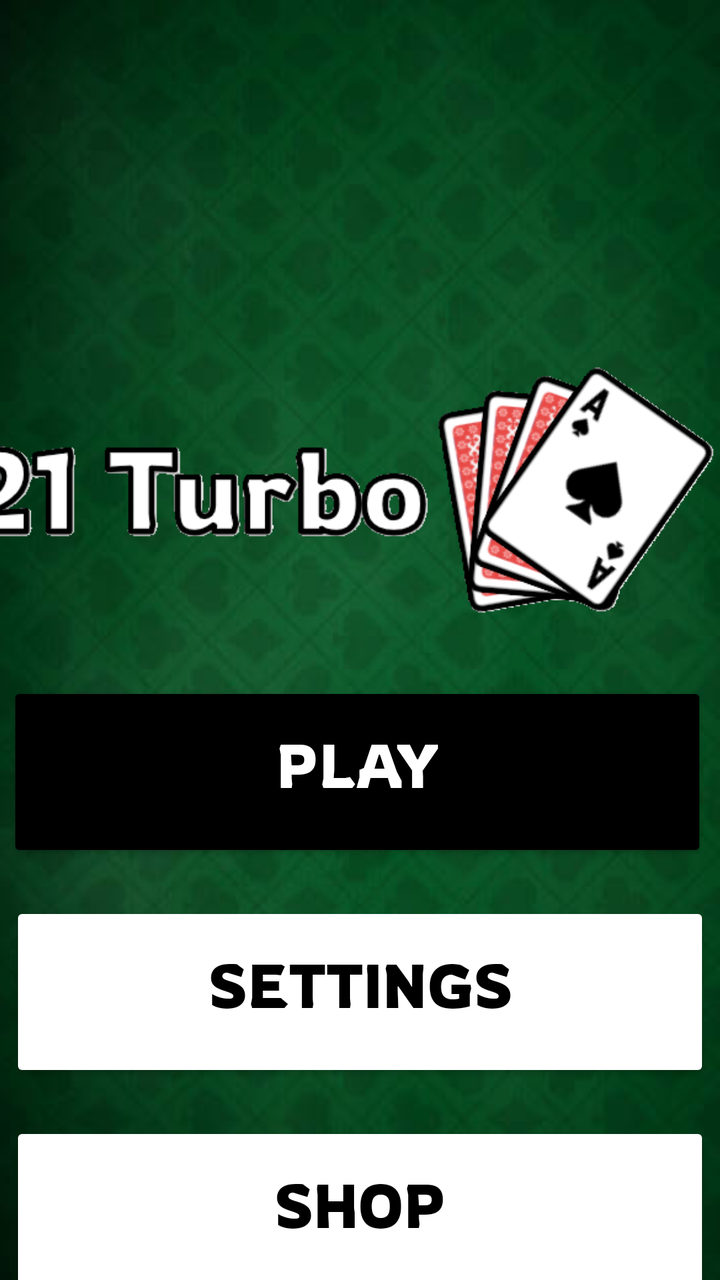
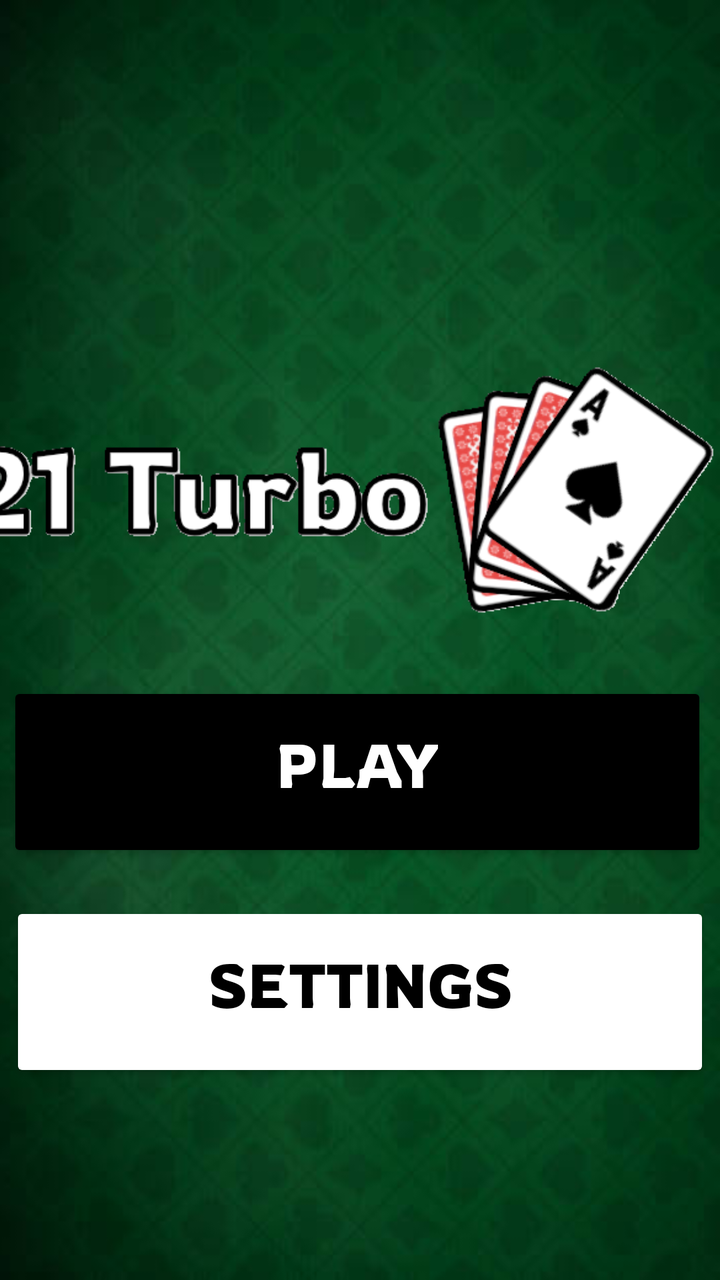

Screens rendered from an Android XML layout before and after an edit, with the pre-edit source and the edit as a unified diff.
<!-- AndroidManifest.xml: application theme Theme._21Turbo -->
<!-- res/layout/screen_main.xml -->
<?xml version="1.0" encoding="utf-8"?>
<androidx.constraintlayout.widget.ConstraintLayout xmlns:android="http://schemas.android.com/apk/res/android"
    xmlns:app="http://schemas.android.com/apk/res-auto"
    xmlns:tools="http://schemas.android.com/tools"
    android:id="@+id/main"
    android:layout_width="match_parent"
    android:layout_height="match_parent"
    android:background="@drawable/table_background"
    tools:context=".MainActivity"
    tools:layout_editor_absoluteX="-18dp"
    tools:layout_editor_absoluteY="-48dp">

    <ImageView
        android:id="@+id/imageView"
        android:layout_width="455dp"
        android:layout_height="410dp"
        android:layout_marginTop="60dp"
        app:layout_constraintEnd_toEndOf="parent"
        app:layout_constraintHorizontal_bias="0.795"
        app:layout_constraintStart_toStartOf="parent"
        app:layout_constraintTop_toTopOf="parent"
        app:srcCompat="@drawable/game_logo" />

    <Button
        android:id="@+id/playButton"
        android:layout_width="wrap_content"
        android:layout_height="wrap_content"
        android:layout_marginStart="160dp"
        android:layout_marginTop="341dp"
        android:layout_marginEnd="163dp"
        android:text="Play"
        android:fontFamily="@font/rowdies_regular"
        android:textSize="30sp"
        android:textColor="#FFFFFF"
        android:backgroundTint="#000000"
        android:width="350dp"
        android:height="90dp"
        app:shapeAppearanceOverlay="@style/LessRoundButton"
        app:layout_constraintEnd_toEndOf="parent"
        app:layout_constraintStart_toStartOf="parent"
        app:layout_constraintTop_toTopOf="parent" />

    <Button
        android:id="@+id/settingsButton"
        android:layout_width="wrap_content"
        android:layout_height="wrap_content"
        android:text="Settings"
        android:fontFamily="@font/rowdies_regular"
        android:textSize="30sp"
        android:textColor="#000000"
        android:backgroundTint="#FFFFFF"
        android:width="350dp"
        android:height="90dp"
        app:shapeAppearanceOverlay="@style/LessRoundButton"
        app:layout_constraintEnd_toEndOf="parent"
        app:layout_constraintStart_toStartOf="parent"
        app:layout_constraintTop_toBottomOf="@id/playButton"
        android:layout_marginTop="20dp"/>

    <Button
        android:id="@+id/shopButton"
        android:layout_width="wrap_content"
        android:layout_height="wrap_content"
        android:text="Shop"
        android:fontFamily="@font/rowdies_regular"
        android:textSize="30sp"
        android:textColor="#000000"
        android:backgroundTint="#FFFFFF"
        android:width="350dp"
        android:height="90dp"
        app:shapeAppearanceOverlay="@style/LessRoundButton"
        app:layout_constraintEnd_toEndOf="parent"
        app:layout_constraintStart_toStartOf="parent"
        app:layout_constraintTop_toBottomOf="@id/settingsButton"
        android:layout_marginTop="20dp"/>

    <androidx.constraintlayout.widget.Guideline
        android:id="@+id/guideline"
        android:layout_width="wrap_content"
        android:layout_height="wrap_content" />

</androidx.constraintlayout.widget.ConstraintLayout>
<!-- resources referenced by this layout -->
<resources>
  <!-- drawable game_logo: png bitmap (drawable, 50995 bytes) -->
  <!-- drawable table_background: png bitmap (drawable, 149849 bytes) -->
  <style name="LessRoundButton" parent="ShapeAppearance.MaterialComponents.SmallComponent">
      <item name="cornerSize">16dp</item></style>
  <style name="Theme._21Turbo" parent="Base.Theme._21Turbo" />
  <style name="Base.Theme._21Turbo" parent="Theme.Material3.DayNight.NoActionBar">
          
          
      </style>
</resources>

<!-- the commit's change to res/layout/screen_main.xml (unified diff, before → after) -->
@@ -57,23 +57,6 @@
         app:layout_constraintTop_toBottomOf="@id/playButton"
         android:layout_marginTop="20dp"/>
 
-    <Button
-        android:id="@+id/shopButton"
-        android:layout_width="wrap_content"
-        android:layout_height="wrap_content"
-        android:text="Shop"
-        android:fontFamily="@font/rowdies_regular"
-        android:textSize="30sp"
-        android:textColor="#000000"
-        android:backgroundTint="#FFFFFF"
-        android:width="350dp"
-        android:height="90dp"
-        app:shapeAppearanceOverlay="@style/LessRoundButton"
-        app:layout_constraintEnd_toEndOf="parent"
-        app:layout_constraintStart_toStartOf="parent"
-        app:layout_constraintTop_toBottomOf="@id/settingsButton"
-        android:layout_marginTop="20dp"/>
-
     <androidx.constraintlayout.widget.Guideline
         android:id="@+id/guideline"
         android:layout_width="wrap_content"
